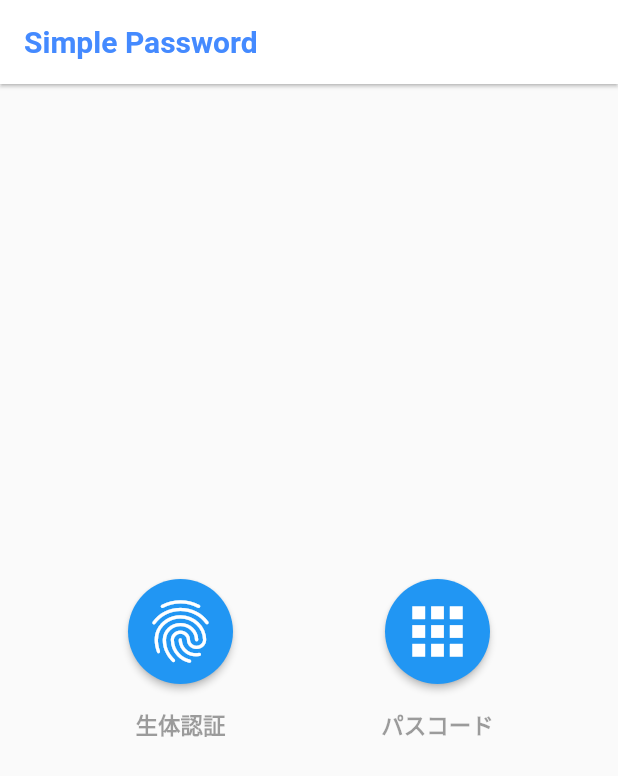
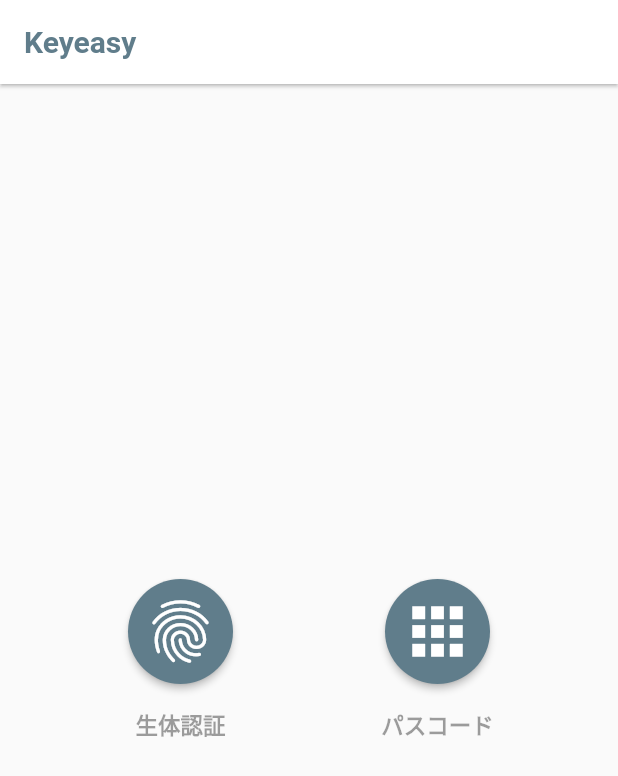
Before and after one commit to kolbe-ryo/password_app_2, a Flutter app: the screen it shows after launch, on a phone screen of 412 x 824 dp. Shown: the top 776 px of the screen. Run offline on Flutter 3.47's test engine with Material 2 defaults, Android fonts, the phone set to English and light mode, and no system bars; our stand-ins replace flutter_riverpod, flutter_secure_storage, fluttertoast, freezed_annotation, local_auth; missing offline and left inert: passcode_screen.

Commit message:
change color theme

```diff
--- a/lib/constants/const_letter.dart
+++ b/lib/constants/const_letter.dart
@@ -1,4 +1,4 @@
-const kAppBarTitle = 'Simple Password';
+const kAppBarTitle = 'Keyeasy';
 
 const storageKey = 'idPassword';
 
--- a/lib/constants/style.dart
+++ b/lib/constants/style.dart
@@ -5,7 +5,7 @@ const kGreyColor = Color.fromRGBO(200, 200, 200, 1);
 
 // Text
 const kHeadLineStyle = TextStyle(
-  color: Colors.blueAccent,
+  color: Colors.blueGrey,
   fontWeight: FontWeight.bold,
   fontSize: 20,
 );
--- a/lib/main.dart
+++ b/lib/main.dart
@@ -13,11 +13,15 @@ class MyApp extends StatelessWidget {
     return MaterialApp(
       title: 'Password App',
       theme: ThemeData(
-        primarySwatch: Colors.blue,
+        primarySwatch: Colors.blueGrey,
         appBarTheme: AppBarTheme.of(context).copyWith(
           backgroundColor: Colors.white,
           elevation: 1.0,
           titleTextStyle: kHeadLineStyle,
+        ),
+        bottomNavigationBarTheme: BottomNavigationBarTheme.of(context).copyWith(
+          // selectedItemColor: Colors.blueGrey,
+          unselectedItemColor: const Color.fromARGB(255, 205, 205, 205),
         ),
       ),
       home: const LocalLoginPage(),
--- a/lib/view/selection_page.dart
+++ b/lib/view/selection_page.dart
@@ -23,6 +23,7 @@ class SelectionPage extends ConsumerWidget {
       backgroundColor: Colors.white,
       appBar: AppBar(
         title: const Text(kAppBarTitle),
+        elevation: 0,
       ),
       body: Padding(
         padding: const EdgeInsets.all(kSpacing),
```
